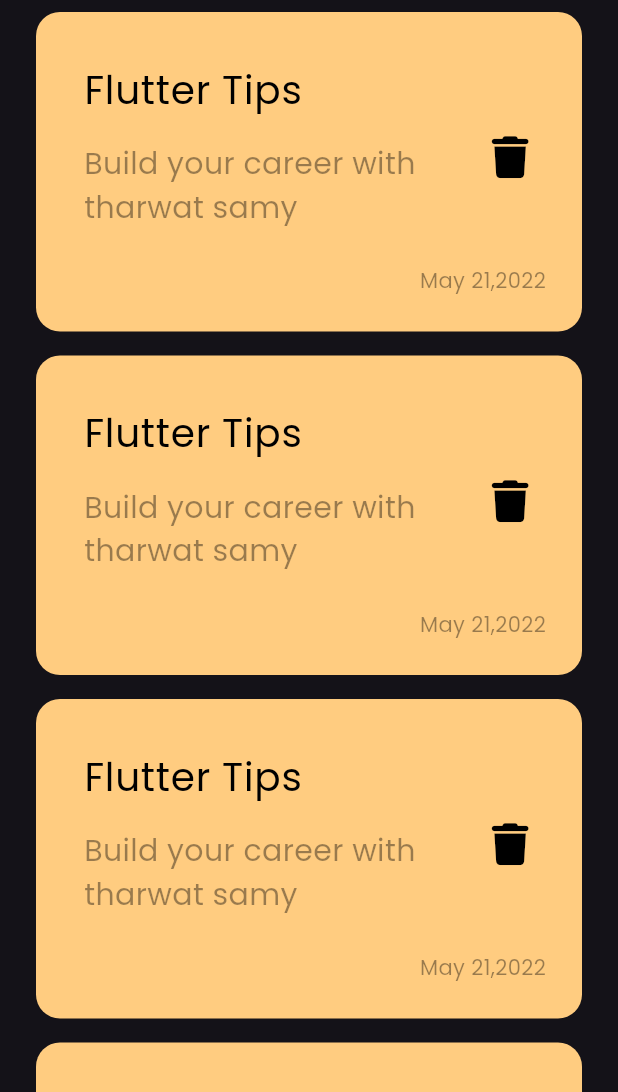
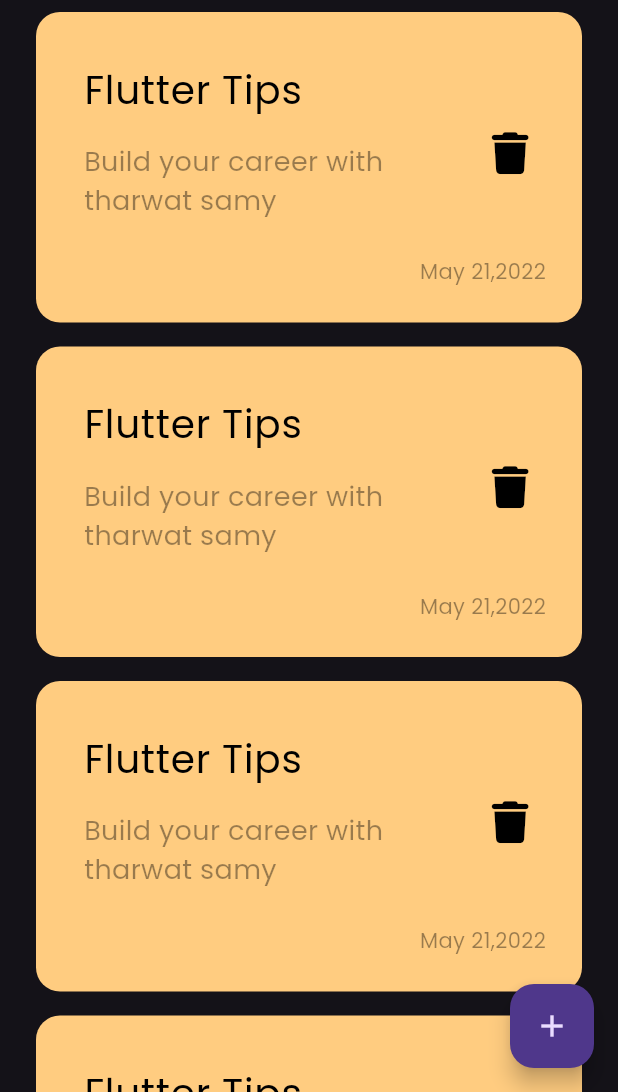
Before and after one commit to amany124/notes_app, a Flutter app: the screen it shows after launch, on a phone screen of 412 x 824 dp, the part 144-1236 px from its top. Run offline on Flutter 3.47's test engine with Material 3 defaults, Android fonts, the phone set to English and light mode, and no system bars; our stand-ins replace font_awesome_flutter.

Commit message:
creating floating action button in notes view

```diff
--- a/lib/views/notes_view.dart
+++ b/lib/views/notes_view.dart
@@ -7,7 +7,11 @@ class NotesView extends StatelessWidget {
   @override
   Widget build(BuildContext context) {
     return Scaffold(
-      body:notesViewBody() ,
+      floatingActionButton: FloatingActionButton(
+        onPressed: () {},
+        child: Icon(Icons.add),
+      ),
+      body: notesViewBody(),
     );
   }
 }
--- a/lib/widgets/note_item.dart
+++ b/lib/widgets/note_item.dart
@@ -28,7 +28,7 @@ class noteItem extends StatelessWidget {
               child: Text(
                 'Build your career with tharwat samy',
                 style: TextStyle(
-                  fontSize: 20,
+                  fontSize: 18,
                   color: Colors.black.withOpacity(.4),
                 ),
               ),
--- a/lib/widgets/notes_view_body.dart
+++ b/lib/widgets/notes_view_body.dart
@@ -1,7 +1,7 @@
 import 'package:flutter/material.dart';
 import 'package:notes_app/widgets/custom_appbar.dart';
 import 'package:notes_app/widgets/note_item.dart';
-import 'package:notes_app/widgets/ntes_listview.dart';
+import 'package:notes_app/widgets/notes_listview.dart';
 
 class notesViewBody extends StatelessWidget {
   const notesViewBody({super.key});
```
Also changed, not shown: lib/widgets/notes_listview.dart (renamed from lib/widgets/ntes_listview.dart).
